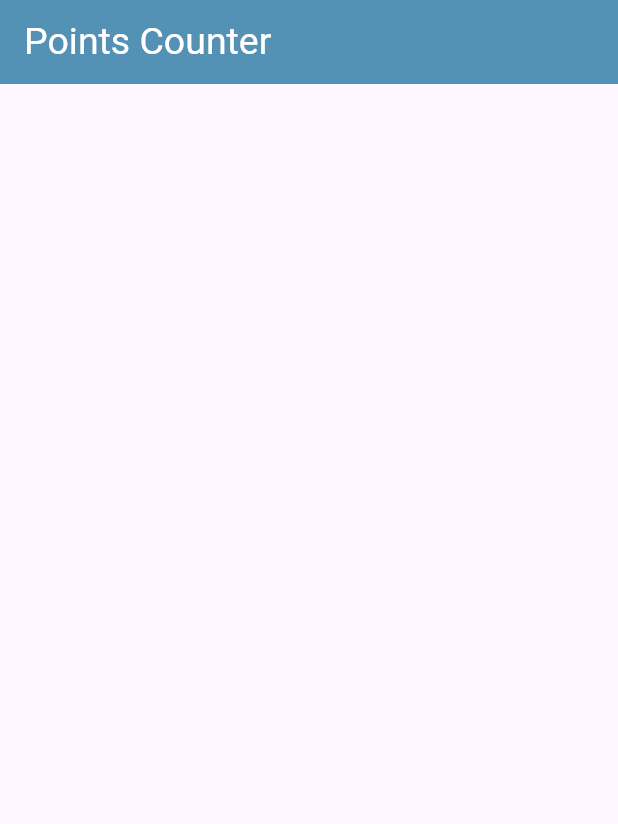
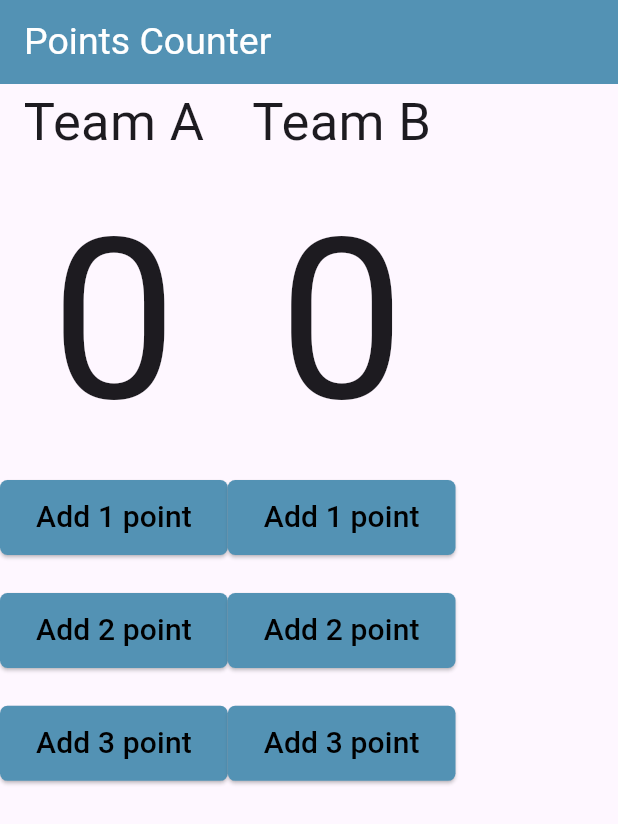
Before and after one commit to MarianAdly21/basketball-points-counter-app, a Flutter app: the screen it shows after launch, on a phone screen of 412 x 824 dp. Shown: the top 824 px of the screen. Run offline on Flutter 3.47's test engine with Material 3 defaults, Android fonts, the phone set to English and light mode, and no system bars.

Commit message:
add buttons and text

```diff
--- a/lib/main.dart
+++ b/lib/main.dart
@@ -19,6 +19,156 @@ class PointsCounter extends StatelessWidget {
             style: TextStyle(fontSize: 25, color: Colors.white),
           ),
         ),
+        body: Row(
+          children: [
+            Column(
+              children: [
+                Text(
+                  'Team A',
+                  style: TextStyle(
+                    fontSize: 35,
+                  ),
+                ),
+                Text(
+                  '0',
+                  style: TextStyle(
+                    fontSize: 150,
+                  ),
+                ),
+                ElevatedButton(
+                  style: ElevatedButton.styleFrom(
+                    minimumSize: Size(150, 50),
+                    shape: RoundedRectangleBorder(
+                        borderRadius: BorderRadius.circular(5)),
+                    primary: Color.fromARGB(255, 83, 146, 180),
+                  ),
+                  onPressed: () {},
+                  child: Text(
+                    'Add 1 point',
+                    style: TextStyle(
+                      fontSize: 20,
+                      color: Colors.black,
+                    ),
+                  ),
+                ),
+                const Spacer(
+                  flex: 1,
+                ),
+                ElevatedButton(
+                  style: ElevatedButton.styleFrom(
+                    minimumSize: Size(150, 50),
+                    shape: RoundedRectangleBorder(
+                        borderRadius: BorderRadius.circular(5)),
+                    primary: Color.fromARGB(255, 83, 146, 180),
+                  ),
+                  onPressed: () {},
+                  child: Text(
+                    'Add 2 point',
+                    style: TextStyle(
+                      fontSize: 20,
+                      color: Colors.black,
+                    ),
+                  ),
+                ),
+                Spacer(
+                  flex: 1,
+                ),
+                ElevatedButton(
+                  style: ElevatedButton.styleFrom(
+                    minimumSize: Size(150, 50),
+                    shape: RoundedRectangleBorder(
+                        borderRadius: BorderRadius.circular(5)),
+                    primary: Color.fromARGB(255, 83, 146, 180),
+                  ),
+                  onPressed: () {},
+                  child: Text(
+                    'Add 3 point',
+                    style: TextStyle(
+                      fontSize: 20,
+                      color: Colors.black,
+                    ),
+                  ),
+                ),
+                const Spacer(
+                  flex: 12,
+                )
+              ],
+            ),
+            Column(
+              children: [
+                Text(
+                  'Team B',
+                  style: TextStyle(
+                    fontSize: 35,
+                  ),
+                ),
+                Text(
+                  '0',
+                  style: TextStyle(
+                    fontSize: 150,
+                  ),
+                ),
+                ElevatedButton(
+                  style: ElevatedButton.styleFrom(
+                    minimumSize: Size(150, 50),
+                    shape: RoundedRectangleBorder(
+                        borderRadius: BorderRadius.circular(5)),
+                    primary: Color.fromARGB(255, 83, 146, 180),
+                  ),
+                  onPressed: () {},
+                  child: Text(
+                    'Add 1 point',
+                    style: TextStyle(
+                      fontSize: 20,
+                      color: Colors.black,
+                    ),
+                  ),
+                ),
+                Spacer(
+                  flex: 1,
+                ),
+                ElevatedButton(
+                  style: ElevatedButton.styleFrom(
+                    minimumSize: Size(150, 50),
+                    shape: RoundedRectangleBorder(
+                        borderRadius: BorderRadius.circular(5)),
+                    primary: Color.fromARGB(255, 83, 146, 180),
+                  ),
+                  onPressed: () {},
+                  child: Text(
+                    'Add 2 point',
+                    style: TextStyle(
+                      fontSize: 20,
+                      color: Colors.black,
+                    ),
+                  ),
+                ),
+                Spacer(
+                  flex: 1,
+                ),
+                ElevatedButton(
+                  style: ElevatedButton.styleFrom(
+                    minimumSize: Size(150, 50),
+                    shape: RoundedRectangleBorder(
+                        borderRadius: BorderRadius.circular(5)),
+                    primary: Color.fromARGB(255, 83, 146, 180),
+                  ),
+                  onPressed: () {},
+                  child: Text(
+                    'Add 3 point',
+                    style: TextStyle(
+                      fontSize: 20,
+                      color: Colors.black,
+                    ),
+                  ),
+                ),
+                Spacer(
+                  flex: 12,
+                )
+              ],
+            ),
+          ],
+        ),
       ),
     );
   }
```
